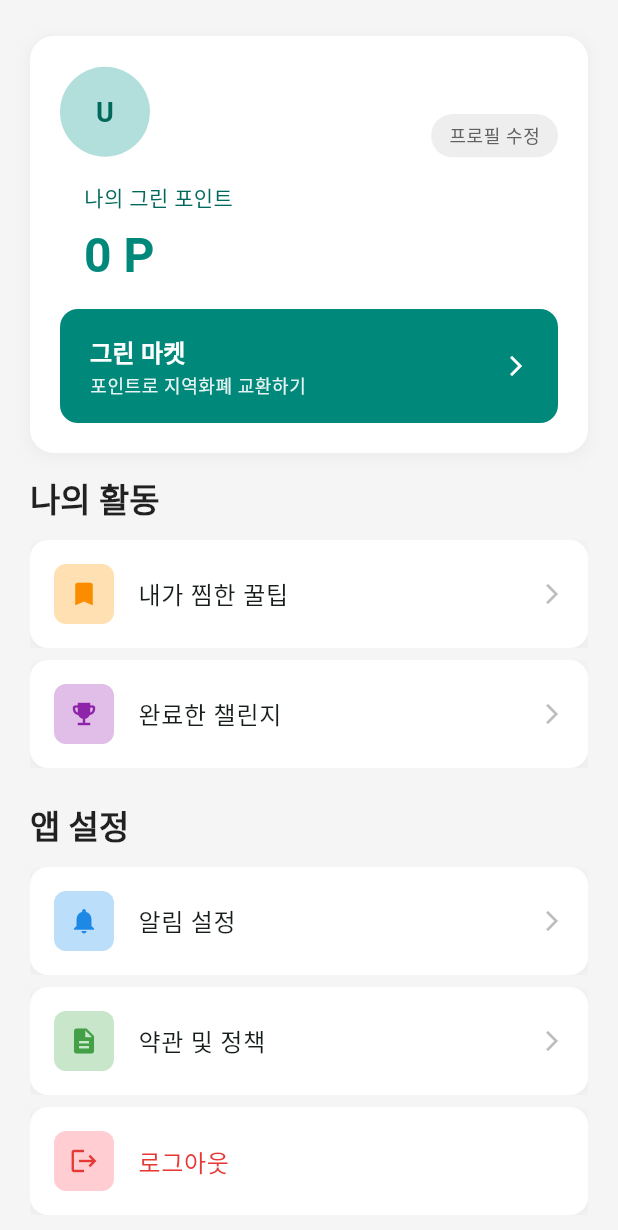
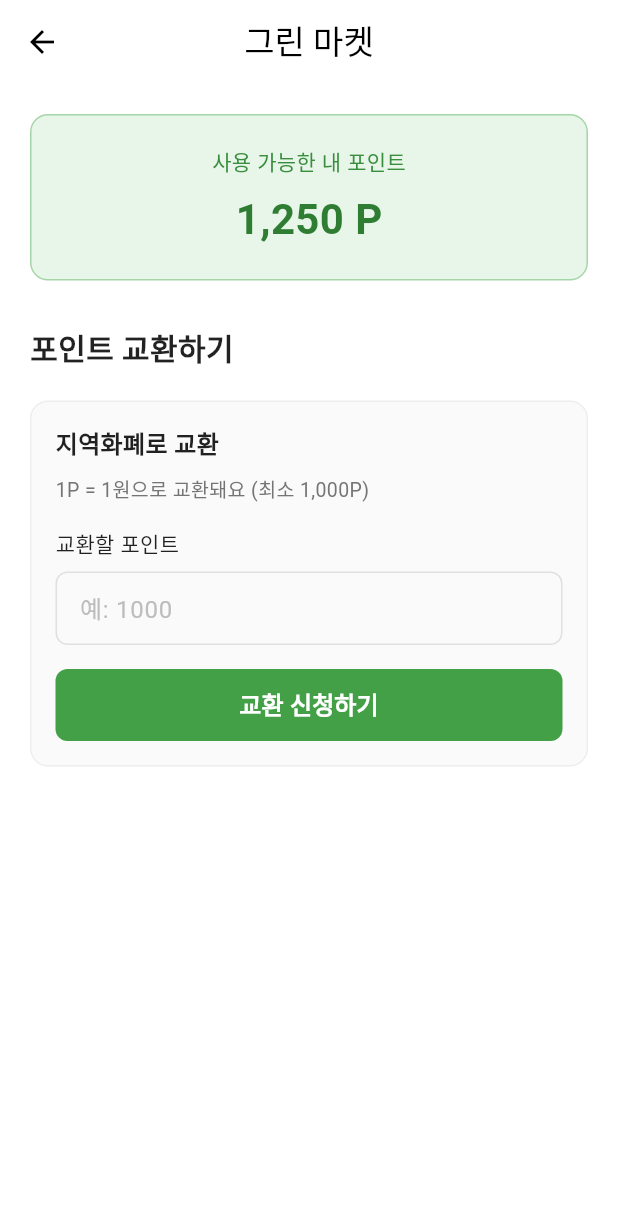
Before and after one commit to IIPA-K-PasS/FE, a Flutter app: the ProfileScreen screen opened directly, after a tap on "그린 마켓", on a phone screen of 412 x 824 dp. Shown: the top 1230 px of the screen. Run offline on Flutter 3.47's test engine with Material 3 defaults, Android fonts, the phone set to English and light mode, and no system bars; our stand-ins replace dio, flutter_dotenv, flutter_image_compress, flutter_secure_storage, geolocator, image_picker and 1 more; missing offline and left inert: kakao_flutter_sdk_common, kakao_flutter_sdk_user; accounts and stored records are empty; network calls fail.

Commit message:
feat(green-market): 그린마켓 화면 구현 및 UI 개선

```diff
--- /dev/null
+++ b/lib/features/green_market/presentation/green_market_screen.dart
@@ -0,0 +1,275 @@
+import 'package:flutter/material.dart';
+import 'package:flutter/services.dart';
+
+class GreenMarketScreen extends StatefulWidget {
+  const GreenMarketScreen({super.key});
+
+  @override
+  State<GreenMarketScreen> createState() => _GreenMarketScreenState();
+}
+
+class _GreenMarketScreenState extends State<GreenMarketScreen> {
+  final TextEditingController _pointController = TextEditingController();
+  int _availablePoints = 1250; // 사용 가능한 포인트
+  bool _isLoading = false;
+
+  @override
+  void dispose() {
+    _pointController.dispose();
+    super.dispose();
+  }
+
+  @override
+  Widget build(BuildContext context) {
+    return Scaffold(
+      backgroundColor: Colors.white,
+      appBar: AppBar(
+        title: const Text('그린 마켓'),
+        backgroundColor: Colors.white,
+        foregroundColor: Colors.black,
+        elevation: 0,
+        centerTitle: true,
+      ),
+      body: SingleChildScrollView(
+        padding: const EdgeInsets.all(20),
+        child: Column(
+          crossAxisAlignment: CrossAxisAlignment.start,
+          children: [
+            // 사용 가능한 포인트 카드
+            _buildPointsCard(),
+
+            const SizedBox(height: 30),
+
+            // 포인트 교환 섹션
+            _buildExchangeSection(),
+          ],
+        ),
+      ),
+    );
+  }
+
+  Widget _buildPointsCard() {
+    return Container(
+      width: double.infinity,
+      padding: const EdgeInsets.all(20),
+      decoration: BoxDecoration(
+        color: const Color(0xFFE8F5E9), // 연한 녹색 배경
+        borderRadius: BorderRadius.circular(12),
+        border: Border.all(color: Colors.green[200]!),
+      ),
+      child: Column(
+        crossAxisAlignment: CrossAxisAlignment.center,
+        children: [
+          Text(
+            '사용 가능한 내 포인트',
+            style: TextStyle(
+              fontSize: 14,
+              color: Colors.green[700],
+              fontWeight: FontWeight.w500,
+            ),
+          ),
+          const SizedBox(height: 8),
+          Text(
+            '${_formatPoints(_availablePoints)} P',
+            style: TextStyle(
+              fontSize: 28,
+              color: Colors.green[800],
+              fontWeight: FontWeight.bold,
+            ),
+          ),
+        ],
+      ),
+    );
+  }
+
+  Widget _buildExchangeSection() {
+    return Column(
+      crossAxisAlignment: CrossAxisAlignment.start,
+      children: [
+        const Text(
+          '포인트 교환하기',
+          style: TextStyle(
+            fontSize: 20,
+            fontWeight: FontWeight.bold,
+            color: Colors.black87,
+          ),
+        ),
+
+        const SizedBox(height: 20),
+
+        // 지역화폐로 교환 섹션
+        Container(
+          padding: const EdgeInsets.all(16),
+          decoration: BoxDecoration(
+            color: Colors.grey[50],
+            borderRadius: BorderRadius.circular(12),
+            border: Border.all(color: Colors.grey[200]!),
+          ),
+          child: Column(
+            crossAxisAlignment: CrossAxisAlignment.start,
+            children: [
+              const Text(
+                '지역화폐로 교환',
+                style: TextStyle(
+                  fontSize: 16,
+                  fontWeight: FontWeight.w600,
+                  color: Colors.black87,
+                ),
+              ),
+
+              const SizedBox(height: 8),
+
+              Text(
+                '1P = 1원으로 교환돼요 (최소 1,000P)',
+                style: TextStyle(
+                  fontSize: 13,
+                  color: Colors.grey[600],
+                ),
+              ),
+
+              const SizedBox(height: 16),
+
+              const Text(
+                '교환할 포인트',
+                style: TextStyle(
+                  fontSize: 14,
+                  fontWeight: FontWeight.w500,
+                  color: Colors.black87,
+                ),
+              ),
+
+              const SizedBox(height: 8),
+
+              // 포인트 입력 필드
+              TextField(
+                controller: _pointController,
+                keyboardType: TextInputType.number,
+                inputFormatters: [FilteringTextInputFormatter.digitsOnly],
+                decoration: InputDecoration(
+                  hintText: '예: 1000',
+                  hintStyle: TextStyle(color: Colors.grey[400]),
+                  border: OutlineInputBorder(
+                    borderRadius: BorderRadius.circular(8),
+                    borderSide: BorderSide(color: Colors.grey[300]!),
+                  ),
+                  enabledBorder: OutlineInputBorder(
+                    borderRadius: BorderRadius.circular(8),
+                    borderSide: BorderSide(color: Colors.grey[300]!),
+                  ),
+                  focusedBorder: OutlineInputBorder(
+                    borderRadius: BorderRadius.circular(8),
+                    borderSide: BorderSide(color: Colors.green[400]!),
+                  ),
+                  contentPadding: const EdgeInsets.symmetric(
+                    horizontal: 12,
+                    vertical: 12,
+                  ),
+                ),
+              ),
+
+              const SizedBox(height: 16),
+
+              // 교환 신청 버튼
+              SizedBox(
+                width: double.infinity,
+                height: 48,
+                child: ElevatedButton(
+                  onPressed: _isLoading ? null : _handleExchange,
+                  style: ElevatedButton.styleFrom(
+                    backgroundColor: Colors.green[600],
+                    foregroundColor: Colors.white,
+                    elevation: 0,
+                    shape: RoundedRectangleBorder(
+                      borderRadius: BorderRadius.circular(8),
+                    ),
+                  ),
+                  child: _isLoading
+                      ? const SizedBox(
+                          width: 20,
+                          height: 20,
+                          child: CircularProgressIndicator(
+                            strokeWidth: 2,
+                            color: Colors.white,
+                          ),
+                        )
+                      : const Text(
+                          '교환 신청하기',
+                          style: TextStyle(
+                            fontSize: 16,
+                            fontWeight: FontWeight.w600,
+                          ),
+                        ),
+                ),
+              ),
+            ],
+          ),
+        ),
+      ],
+    );
+  }
+
+
+  String _formatPoints(int points) {
+    return points.toString().replaceAllMapped(
+      RegExp(r'\B(?=(\d{3})+(?!\d))'),
+      (match) => ',',
+    );
+  }
+
+  void _handleExchange() async {
+    final inputText = _pointController.text.trim();
+
+    if (inputText.isEmpty) {
+      _showSnackBar('교환할 포인트를 입력해주세요.', Colors.orange);
+      return;
+    }
+
+    final exchangePoints = int.tryParse(inputText);
+    if (exchangePoints == null) {
+      _showSnackBar('올바른 포인트를 입력해주세요.', Colors.red);
+      return;
+    }
+
+    if (exchangePoints < 1000) {
+      _showSnackBar('최소 1,000P 이상 교환 가능합니다.', Colors.orange);
+      return;
+    }
+
+    if (exchangePoints > _availablePoints) {
+      _showSnackBar('보유 포인트가 부족합니다.', Colors.red);
+      return;
+    }
+
+    setState(() {
+      _isLoading = true;
+    });
+
+    // 교환 처리 시뮬레이션
+    await Future.delayed(const Duration(seconds: 2));
+
+    setState(() {
+      _isLoading = false;
+      _availablePoints -= exchangePoints;
+      _pointController.clear();
+    });
+
+    _showSnackBar(
+      '${_formatPoints(exchangePoints)}P가 지역화폐로 교환 신청되었습니다!',
+      Colors.green,
+    );
+  }
+
+  void _showSnackBar(String message, Color color) {
+    ScaffoldMessenger.of(context).showSnackBar(
+      SnackBar(
+        content: Text(message),
+        backgroundColor: color,
+        duration: const Duration(seconds: 3),
+        behavior: SnackBarBehavior.floating,
+        shape: RoundedRectangleBorder(
+          borderRadius: BorderRadius.circular(8),
+        ),
+      ),
+    );
+  }
+}
--- a/lib/features/profile/presentation/profile_screen.dart
+++ b/lib/features/profile/presentation/profile_screen.dart
@@ -1,8 +1,9 @@
 import 'package:flutter/material.dart';
 import 'widgets/profile_info_card.dart';
-//import 'widgets/green_market_button.dart';
+import 'widgets/green_market_button.dart';
 import 'widgets/activity_section.dart';
 import 'widgets/settings_section.dart';
+import '../../green_market/presentation/green_market_screen.dart';
 
 class ProfileScreen extends StatelessWidget {
   const ProfileScreen({super.key});
@@ -25,9 +26,18 @@ class ProfileScreen extends StatelessWidget {
               const SizedBox(height: 16),
 
               // 그린 마켓 버튼
-              //const GreenMarketButton(),
+              GreenMarketButton(
+                onPressed: () {
+                  Navigator.push(
+                    context,
+                    MaterialPageRoute(
+                      builder: (context) => const GreenMarketScreen(),
+                    ),
+                  );
+                },
+              ),
 
-              //const SizedBox(height: 24),
+              const SizedBox(height: 24),
 
               // 나의 활동 섹션
               const ActivitySection(),
--- a/lib/features/profile/presentation/widgets/profile_info_card.dart
+++ b/lib/features/profile/presentation/widgets/profile_info_card.dart
@@ -280,7 +280,6 @@ class _ProfileInfoCardState extends State<ProfileInfoCard> {
                         ],
                       ),
                     ),
-                    const GreenMarketButton()
                   ],
                 ),
     );
```
